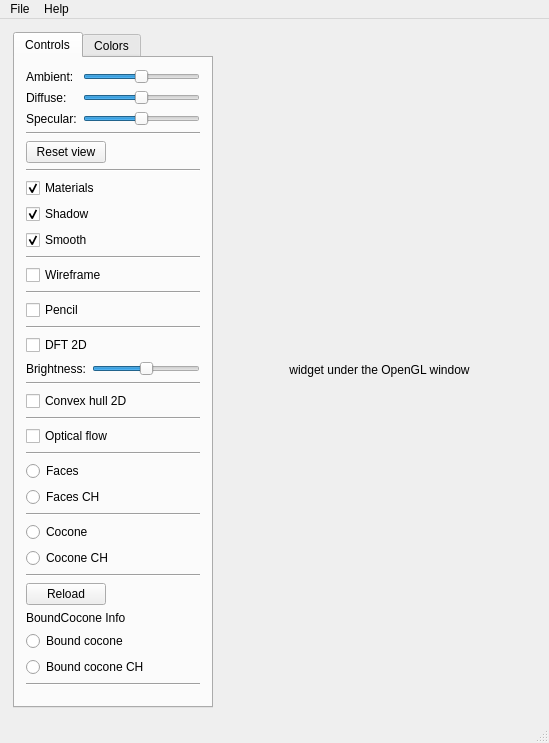
This is src/qt/main_window.ui in cppd/math as Qt 5 draws it before an edit. The edited form follows.
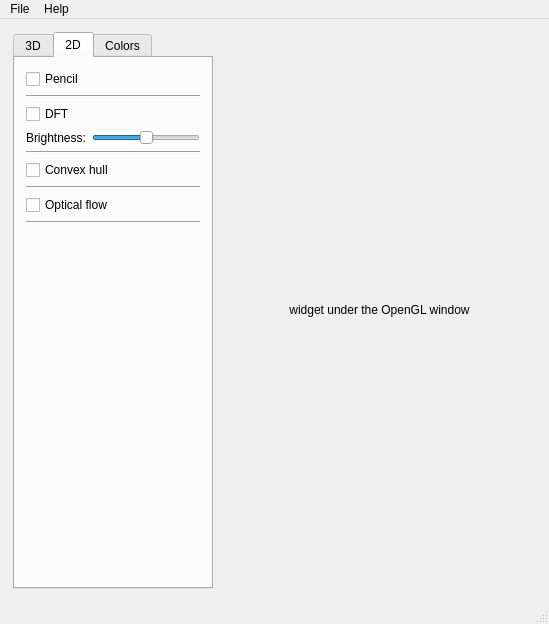
This is the edited form. The open tabs and pages were chosen to show the change.

The edit to the form file:
```diff
--- a/src/qt/main_window.ui
+++ b/src/qt/main_window.ui
@@ -10,7 +10,7 @@
     <x>0</x>
     <y>0</y>
     <width>549</width>
-    <height>743</height>
+    <height>624</height>
    </rect>
   </property>
   <property name="sizePolicy">
@@ -96,7 +96,7 @@
            </property>
            <widget class="QWidget" name="tabObjectControls">
             <attribute name="title">
-             <string>Controls</string>
+             <string>3D</string>
             </attribute>
             <layout class="QVBoxLayout" name="verticalLayout_3">
              <item>
@@ -281,89 +281,6 @@
                  </property>
                 </widget>
                </item>
-               <item>
-                <widget class="QCheckBox" name="checkBox_ShowEffect">
-                 <property name="text">
-                  <string>Pencil</string>
-                 </property>
-                </widget>
-               </item>
-               <item>
-                <widget class="Line" name="line_5">
-                 <property name="orientation">
-                  <enum>Qt::Horizontal</enum>
-                 </property>
-                </widget>
-               </item>
-               <item>
-                <widget class="QCheckBox" name="checkBox_show_dft">
-                 <property name="text">
-                  <string>DFT 2D</string>
-                 </property>
-                </widget>
-               </item>
-               <item>
-                <layout class="QFormLayout" name="formLayout_2">
-                 <item row="0" column="0">
-                  <widget class="QLabel" name="Label_DFT_Brightness">
-                   <property name="text">
-                    <string>Brightness:</string>
-                   </property>
-                  </widget>
-                 </item>
-                 <item row="0" column="1">
-                  <widget class="QSlider" name="Slider_DFT_Brightness">
-                   <property name="maximum">
-                    <number>1000</number>
-                   </property>
-                   <property name="sliderPosition">
-                    <number>500</number>
-                   </property>
-                   <property name="orientation">
-                    <enum>Qt::Horizontal</enum>
-                   </property>
-                  </widget>
-                 </item>
-                </layout>
-               </item>
-               <item>
-                <widget class="Line" name="line_4">
-                 <property name="orientation">
-                  <enum>Qt::Horizontal</enum>
-                 </property>
-                </widget>
-               </item>
-               <item>
-                <widget class="QCheckBox" name="checkBox_convex_hull_2d">
-                 <property name="text">
-                  <string>Convex hull 2D</string>
-                 </property>
-                 <property name="checked">
-                  <bool>false</bool>
-                 </property>
-                </widget>
-               </item>
-               <item>
-                <widget class="Line" name="line_13">
-                 <property name="orientation">
-                  <enum>Qt::Horizontal</enum>
-                 </property>
-                </widget>
-               </item>
-               <item>
-                <widget class="QCheckBox" name="checkBox_OpticalFlow">
-                 <property name="text">
-                  <string>Optical flow</string>
-                 </property>
-                </widget>
-               </item>
-               <item>
-                <widget class="Line" name="line_9">
-                 <property name="orientation">
-                  <enum>Qt::Horizontal</enum>
-                 </property>
-                </widget>
-               </item>
                <item>
                 <widget class="QRadioButton" name="radioButton_Faces">
                  <property name="text">
@@ -484,6 +401,109 @@
              </item>
             </layout>
            </widget>
+           <widget class="QWidget" name="tab2D">
+            <attribute name="title">
+             <string>2D</string>
+            </attribute>
+            <layout class="QVBoxLayout" name="verticalLayout_5">
+             <item>
+              <widget class="QCheckBox" name="checkBox_ShowEffect">
+               <property name="text">
+                <string>Pencil</string>
+               </property>
+              </widget>
+             </item>
+             <item>
+              <widget class="Line" name="line_5">
+               <property name="orientation">
+                <enum>Qt::Horizontal</enum>
+               </property>
+              </widget>
+             </item>
+             <item>
+              <widget class="QCheckBox" name="checkBox_show_dft">
+               <property name="text">
+                <string>DFT</string>
+               </property>
+              </widget>
+             </item>
+             <item>
+              <layout class="QFormLayout" name="formLayout_2">
+               <item row="0" column="0">
+                <widget class="QLabel" name="Label_DFT_Brightness">
+                 <property name="text">
+                  <string>Brightness:</string>
+                 </property>
+                </widget>
+               </item>
+               <item row="0" column="1">
+                <widget class="QSlider" name="Slider_DFT_Brightness">
+                 <property name="maximum">
+                  <number>1000</number>
+                 </property>
+                 <property name="sliderPosition">
+                  <number>500</number>
+                 </property>
+                 <property name="orientation">
+                  <enum>Qt::Horizontal</enum>
+                 </property>
+                </widget>
+               </item>
+              </layout>
+             </item>
+             <item>
+              <widget class="Line" name="line_4">
+               <property name="orientation">
+                <enum>Qt::Horizontal</enum>
+               </property>
+              </widget>
+             </item>
+             <item>
+              <widget class="QCheckBox" name="checkBox_convex_hull_2d">
+               <property name="text">
+                <string>Convex hull</string>
+               </property>
+               <property name="checked">
+                <bool>false</bool>
+               </property>
+              </widget>
+             </item>
+             <item>
+              <widget class="Line" name="line_13">
+               <property name="orientation">
+                <enum>Qt::Horizontal</enum>
+               </property>
+              </widget>
+             </item>
+             <item>
+              <widget class="QCheckBox" name="checkBox_OpticalFlow">
+               <property name="text">
+                <string>Optical flow</string>
+               </property>
+              </widget>
+             </item>
+             <item>
+              <widget class="Line" name="line_9">
+               <property name="orientation">
+                <enum>Qt::Horizontal</enum>
+               </property>
+              </widget>
+             </item>
+             <item>
+              <spacer name="verticalSpacer_3">
+               <property name="orientation">
+                <enum>Qt::Vertical</enum>
+               </property>
+               <property name="sizeHint" stdset="0">
+                <size>
+                 <width>20</width>
+                 <height>350</height>
+                </size>
+               </property>
+              </spacer>
+             </item>
+            </layout>
+           </widget>
            <widget class="QWidget" name="tabColors">
             <attribute name="title">
              <string>Colors</string>
```
Left out of the diff: 2 changed lines with no effect on the pictures.
